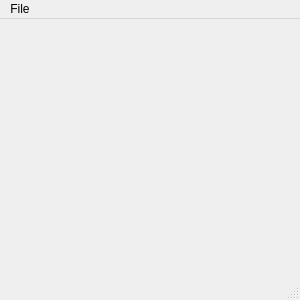
Qt form mpl_qt/ui/main.ui (michaelhaberler/mpl_qt) before a commit.
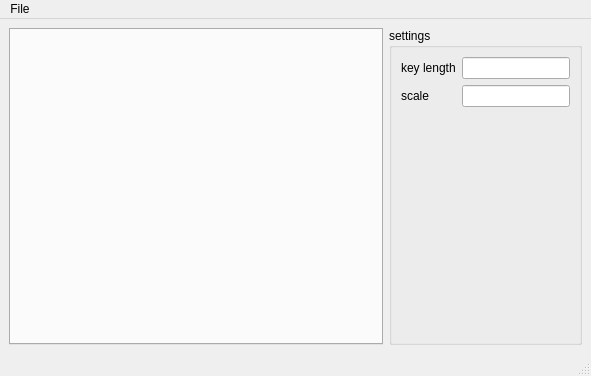
The same form after that commit.

Commit message: Added scale and key length edit field to GUI.

Diff of the .ui file:
```diff
--- a/mpl_qt/ui/main.ui
+++ b/mpl_qt/ui/main.ui
@@ -6,22 +6,81 @@
    <rect>
     <x>0</x>
     <y>0</y>
-    <width>300</width>
-    <height>300</height>
+    <width>591</width>
+    <height>376</height>
    </rect>
   </property>
   <property name="windowTitle">
    <string>mpl qt main</string>
   </property>
   <widget class="QWidget" name="centralwidget">
-   <layout class="QGridLayout" name="gridLayout_2"/>
+   <layout class="QGridLayout" name="gridLayout_2">
+    <item row="0" column="0">
+     <layout class="QHBoxLayout" name="horizontalLayout">
+      <item>
+       <widget class="QTabWidget" name="tabWidget">
+        <property name="sizePolicy">
+         <sizepolicy hsizetype="Expanding" vsizetype="Expanding">
+          <horstretch>0</horstretch>
+          <verstretch>0</verstretch>
+         </sizepolicy>
+        </property>
+        <property name="baseSize">
+         <size>
+          <width>250</width>
+          <height>250</height>
+         </size>
+        </property>
+        <property name="currentIndex">
+         <number>-1</number>
+        </property>
+       </widget>
+      </item>
+      <item>
+       <widget class="QGroupBox" name="groupBox">
+        <property name="sizePolicy">
+         <sizepolicy hsizetype="Fixed" vsizetype="Expanding">
+          <horstretch>0</horstretch>
+          <verstretch>0</verstretch>
+         </sizepolicy>
+        </property>
+        <property name="title">
+         <string>settings</string>
+        </property>
+        <layout class="QFormLayout" name="formLayout">
+         <item row="0" column="0">
+          <widget class="QLabel" name="keylengthLabel">
+           <property name="text">
+            <string>key length</string>
+           </property>
+          </widget>
+         </item>
+         <item row="0" column="1">
+          <widget class="QLineEdit" name="keylengthEdit"/>
+         </item>
+         <item row="1" column="0">
+          <widget class="QLabel" name="scaleLabel">
+           <property name="text">
+            <string>scale</string>
+           </property>
+          </widget>
+         </item>
+         <item row="1" column="1">
+          <widget class="QLineEdit" name="scaleEdit"/>
+         </item>
+        </layout>
+       </widget>
+      </item>
+     </layout>
+    </item>
+   </layout>
   </widget>
   <widget class="QMenuBar" name="menubar">
    <property name="geometry">
     <rect>
      <x>0</x>
      <y>0</y>
-     <width>300</width>
+     <width>591</width>
      <height>22</height>
     </rect>
    </property>
```
The commit also changes 2 other files.
